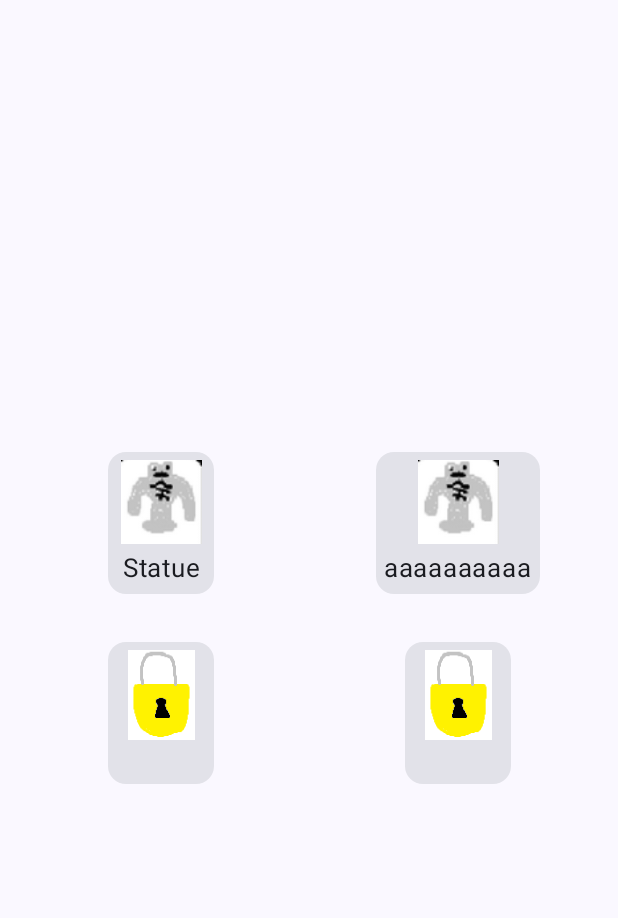
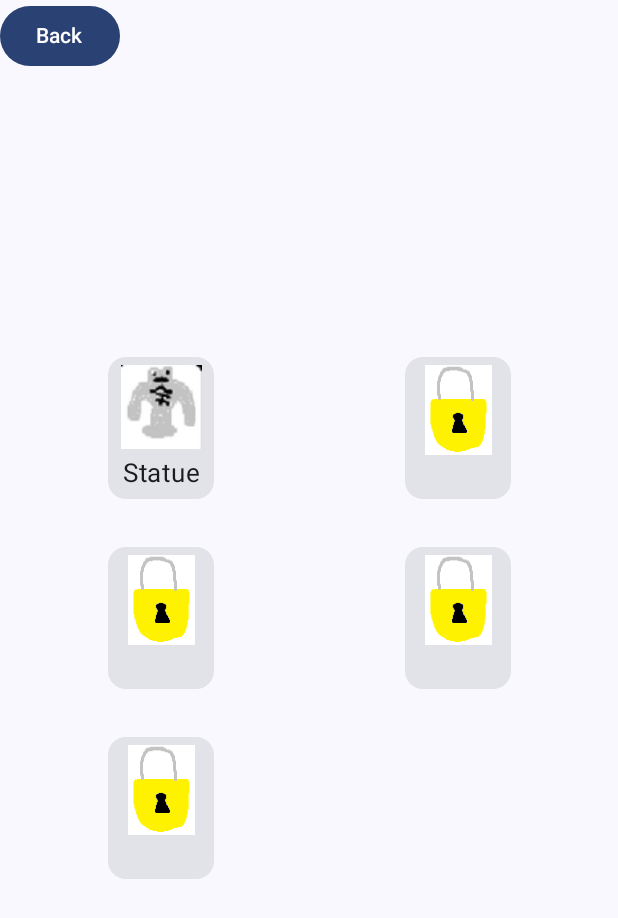
Before and after one commit to CalviceGaming/Detective-Ribbit-Companion-App, an Android app built with Jetpack Compose: the screen it shows after launch (Collectables), after a tap on "Collectables", on a phone screen of 412 x 824 dp. Shown: the top 918 px of the screen. Run offline under Robolectric (Android 15) with nearby library versions, the phone set to English and light mode, and no system bars.

Commit message:
evidedence board has a activity, and a button on the main screen

```diff
--- a/app/src/main/AndroidManifest.xml
+++ b/app/src/main/AndroidManifest.xml
@@ -12,6 +12,11 @@
         android:supportsRtl="true"
         android:theme="@style/Theme.DetectiveRibbit"
         tools:targetApi="31">
+        <activity
+            android:name=".ui.EvidenceBoard"
+            android:exported="false"
+            android:label="@string/title_activity_evidence_board"
+            android:theme="@style/Theme.DetectiveRibbit" />
         <activity
             android:name=".Puzzles"
             android:exported="false"
--- a/app/src/main/java/pt/iade/games/detectiveribbit/Collectables.kt
+++ b/app/src/main/java/pt/iade/games/detectiveribbit/Collectables.kt
@@ -1,21 +1,19 @@
 package pt.iade.games.detectiveribbit
 
+import android.content.Intent
 import android.os.Bundle
-import android.widget.Toast
 import androidx.activity.ComponentActivity
 import androidx.activity.compose.setContent
 import androidx.activity.enableEdgeToEdge
 import androidx.compose.foundation.layout.Arrangement
 import androidx.compose.foundation.layout.Box
 import androidx.compose.foundation.layout.Column
-import androidx.compose.foundation.layout.Spacer
-import androidx.compose.foundation.layout.aspectRatio
 import androidx.compose.foundation.layout.fillMaxSize
-import androidx.compose.foundation.layout.height
 import androidx.compose.foundation.layout.padding
 import androidx.compose.foundation.lazy.grid.GridCells
 import androidx.compose.foundation.lazy.grid.LazyVerticalGrid
 import androidx.compose.material3.Scaffold
+import androidx.compose.material3.Text
 import androidx.compose.runtime.Composable
 import androidx.compose.runtime.getValue
 import androidx.compose.runtime.mutableStateOf
@@ -23,6 +21,8 @@ import androidx.compose.runtime.remember
 import androidx.compose.runtime.setValue
 import androidx.compose.ui.Alignment
 import androidx.compose.ui.Modifier
+import androidx.compose.material3.Button
+import androidx.compose.ui.platform.LocalContext
 import androidx.compose.ui.tooling.preview.Preview
 import androidx.compose.ui.unit.dp
 import pt.iade.games.detectiveribbit.models.Collectible
@@ -33,7 +33,6 @@ import pt.iade.games.detectiveribbit.ui.theme.DetectiveRibbitTheme
 class Collectables : ComponentActivity() {
     override fun onCreate(savedInstanceState: Bundle?) {
         super.onCreate(savedInstanceState)
-        enableEdgeToEdge()
         setContent {
             DetectiveRibbitTheme {
                 Scaffold(modifier = Modifier.fillMaxSize()) { innerPadding ->
@@ -47,6 +46,7 @@ class Collectables : ComponentActivity() {
 
 @Composable
 fun Collectibles() {
+    val context = LocalContext.current
 
     var collect by remember { mutableStateOf<Collectible?>(null) }
     var showPopup by remember { mutableStateOf(false) }
@@ -69,7 +69,7 @@ fun Collectibles() {
             description = "bbbbbbbbbb " +
                     "bbbbbbbbbbbb",
             placeholderSize = 1,
-            isunlocked = true
+            isunlocked = false
         ),
         Collectible(
             id = 3,
@@ -115,7 +115,7 @@ fun Collectibles() {
                 verticalArrangement = Arrangement.spacedBy(16.dp),
                 modifier = Modifier.padding(16.dp)
             ) {
-                items(4) { index ->
+                items(collectibles.size) { index ->
                     val collectible = collectibles[index]
                     CollectiblePlaceHolder(
                         collectible = collectible,
@@ -129,6 +129,18 @@ fun Collectibles() {
                 }
             }
         }
+    }
+
+    // Button to increase progress
+    Button(
+        onClick = {
+            // Create an Intent to start the Collectables activity
+            val intent = Intent(context, MainActivity::class.java)
+            // Start the new activity
+            context.startActivity(intent)
+        }
+    ) {
+        Text(text = "Back")
     }
 
     if (collect != null && showPopup) {
--- a/app/src/main/java/pt/iade/games/detectiveribbit/MainActivity.kt
+++ b/app/src/main/java/pt/iade/games/detectiveribbit/MainActivity.kt
@@ -21,6 +21,7 @@ import androidx.compose.ui.unit.dp
 import pt.iade.games.detectiveribbit.ui.components.RibbitProgressBar
 import pt.iade.games.detectiveribbit.ui.theme.DetectiveRibbitTheme
 import androidx.compose.ui.platform.LocalContext
+import pt.iade.games.detectiveribbit.ui.EvidenceBoard
 
 
 class MainActivity : ComponentActivity() {
@@ -51,10 +52,10 @@ fun MainView() {
         RibbitProgressBar();
 
 
-        Spacer(modifier = Modifier.height(25.dp)) // Add space between the progress bar and the button
+        Spacer(modifier = Modifier.height(35.dp)) // Add space between the progress bar and the button
 
 
-        // Button to increase progress
+        // Button to go to the Collectables page
         Button(
             onClick = {
                 // Create an Intent to start the Collectables activity
@@ -68,7 +69,7 @@ fun MainView() {
 
 
 
-        // Button to increase progress
+        // Button to go to the Puzzle page
         Button(
             onClick = {
                 // Create an Intent to start the Collectables activity
@@ -78,6 +79,18 @@ fun MainView() {
             }
         ) {
             Text(text = "Puzzle")
+        }
+
+        // Button to go to the Evidence Board page
+        Button(
+            onClick = {
+                // Create an Intent to start the Collectables activity
+                val intent = Intent(context, EvidenceBoard::class.java)
+                // Start the new activity
+                context.startActivity(intent)
+            }
+        ) {
+            Text(text = "Evidence Board")
         }
     }
 }
--- /dev/null
+++ b/app/src/main/java/pt/iade/games/detectiveribbit/ui/ui/theme/Type.kt
@@ -0,0 +1,34 @@
+package pt.iade.games.detectiveribbit.ui.ui.theme
+
+import androidx.compose.material3.Typography
+import androidx.compose.ui.text.TextStyle
+import androidx.compose.ui.text.font.FontFamily
+import androidx.compose.ui.text.font.FontWeight
+import androidx.compose.ui.unit.sp
+
+// Set of Material typography styles to start with
+val Typography = Typography(
+    bodyLarge = TextStyle(
+        fontFamily = FontFamily.Default,
+        fontWeight = FontWeight.Normal,
+        fontSize = 16.sp,
+        lineHeight = 24.sp,
+        letterSpacing = 0.5.sp
+    )
+    /* Other default text styles to override
+    titleLarge = TextStyle(
+        fontFamily = FontFamily.Default,
+        fontWeight = FontWeight.Normal,
+        fontSize = 22.sp,
+        lineHeight = 28.sp,
+        letterSpacing = 0.sp
+    ),
+    labelSmall = TextStyle(
+        fontFamily = FontFamily.Default,
+        fontWeight = FontWeight.Medium,
+        fontSize = 11.sp,
+        lineHeight = 16.sp,
+        letterSpacing = 0.5.sp
+    )
+    */
+)
--- a/app/src/main/res/values/strings.xml
+++ b/app/src/main/res/values/strings.xml
@@ -2,4 +2,5 @@
     <string name="app_name">Detective Ribbit</string>
     <string name="title_activity_collectables">Collectables</string>
     <string name="title_activity_puzzles">Puzzles</string>
+    <string name="title_activity_evidence_board">EvidenceBoard</string>
 </resources>
```
Also changed, not shown: app/src/main/java/pt/iade/games/detectiveribbit/ui/EvidenceBoard.kt (added, +92 -0 lines), app/src/main/java/pt/iade/games/detectiveribbit/ui/components/EvidencefromEvidenceBoard.kt (+4 -3 lines), app/src/main/java/pt/iade/games/detectiveribbit/ui/ui/theme/Color.kt (added, +11 -0 lines), app/src/main/java/pt/iade/games/detectiveribbit/ui/ui/theme/Theme.kt (added, +58 -0 lines).
